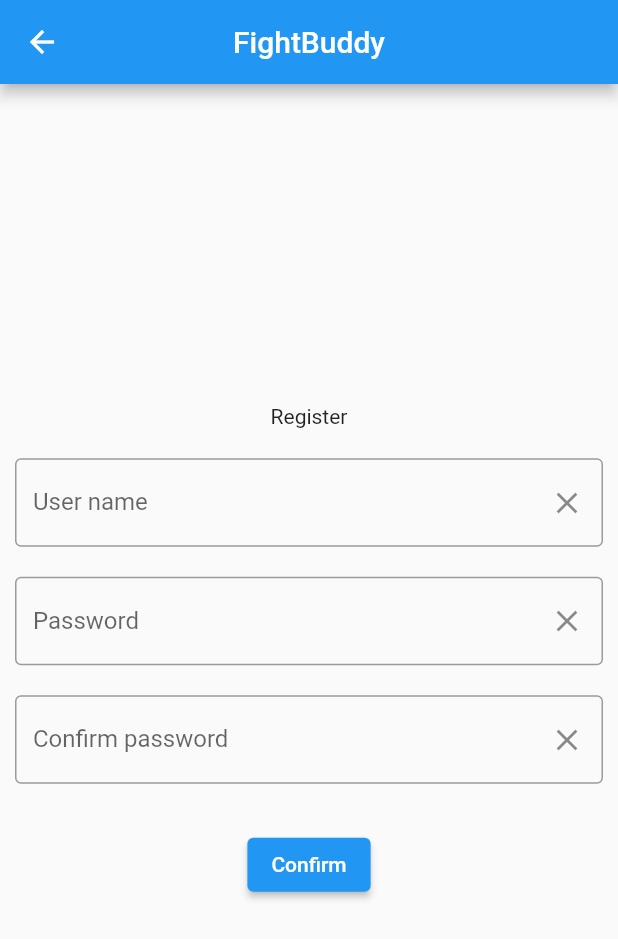
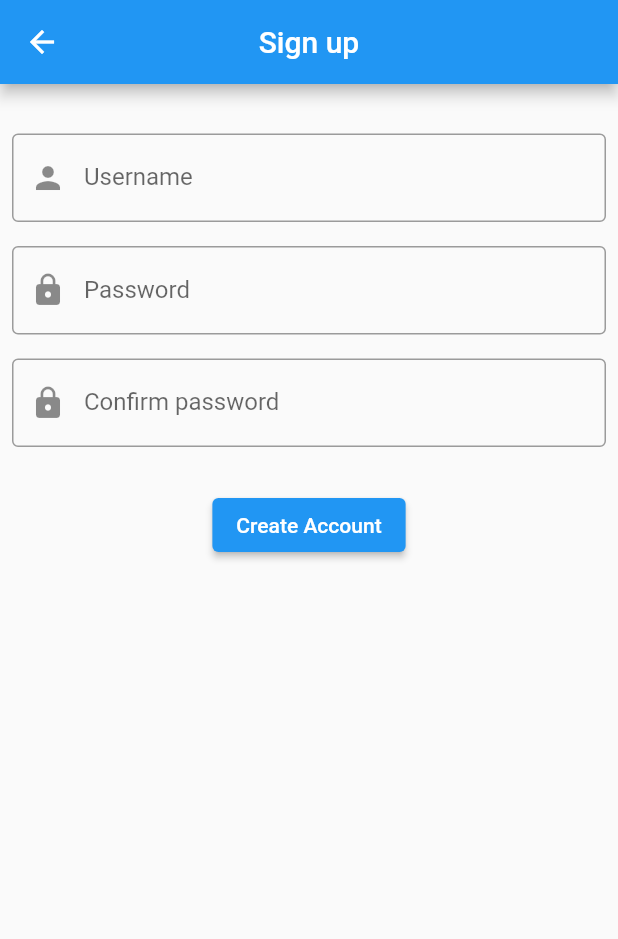
Before and after one commit to Linusvall/FightBuddy, a Flutter app: the RegisterPage screen opened directly, on a phone screen of 412 x 824 dp. Shown: the top 939 px of the screen. Run offline on Flutter 3.47's test engine with Material 2 defaults, Android fonts, the phone set to English and light mode, and no system bars; missing offline and left inert: mysql1.

Commit message:
Bättre variant av login och sign up

```diff
--- a/FightBuddy/lib/register.dart
+++ b/FightBuddy/lib/register.dart
@@ -1,16 +1,15 @@
 import 'package:flutter/material.dart';
 import 'sqltest.dart';
-
 
 class RegisterPage extends StatefulWidget {
   const RegisterPage({Key? key}) : super(key: key);
 
   @override
   _RegisterPageState createState() => _RegisterPageState();
-
 }
 
-class _RegisterPageState extends State<RegisterPage>{
+class _RegisterPageState extends State<RegisterPage> {
+  final GlobalKey<FormState> formKey = GlobalKey<FormState>();
 
   final _nameController = TextEditingController();
   final _passController1 = TextEditingController();
@@ -18,103 +17,89 @@ class _RegisterPageState extends State<RegisterPage>{
 
   String userName = '';
   String password1 = '';
-  String password2= '';
-
+  String password2 = '';
 
   @override
   Widget build(BuildContext context) {
     return Scaffold(
-      appBar:  AppBar(
-        title: const Text('FightBuddy'),
-        centerTitle: true
+      appBar: AppBar(title: const Text('Sign up'), centerTitle: true),
+      body: Center(
+          child: Column(
+        mainAxisAlignment: MainAxisAlignment.start,
+        children: [
+          SizedBox(height: 25),
+          Form(
+            key: formKey,
+            child: Column(children: [
+              Padding(
+                padding: const EdgeInsets.all(8.0),
+                child: TextFormField(
+                    controller: _nameController,
+                    decoration: InputDecoration(
+                      prefixIcon: Icon(Icons.person),
+                      labelText: 'Username',
+                      border: OutlineInputBorder(),
                     ),
-
-      body: Center(child: Column(
-        mainAxisAlignment: MainAxisAlignment.center,
-
-        children: [
-        const Padding(
-              padding: EdgeInsets.all(10),
-              child: Text('Register'),
+                    validator: (value) {
+                      if (value == null || value.isEmpty) {
+                        return 'Enter a username';
+                      }
+                      return null;
+                    }),
               ),
               Padding(
-                padding: EdgeInsets.all(10),
-                child: TextField(
-                controller: _nameController,
+                padding: const EdgeInsets.all(8.0),
+                child: TextFormField(
+                  controller: _passController1,
+                  obscureText: true,
                   decoration: InputDecoration(
+                    prefixIcon: Icon(Icons.lock),
+                    labelText: 'Password',
                     border: OutlineInputBorder(),
-                  labelText: 'User name',
-                  suffixIcon: IconButton(
-                onPressed: () {
-                  _nameController.clear();
+                  ),
+                  validator: (value) {
+                    if (value == null || value.isEmpty) {
+                      return 'Password field is empty';
+                    }
+                    return null;
                   },
-                icon: const Icon(Icons.clear),
-              )
-                )
                 ),
               ),
               Padding(
-              padding: EdgeInsets.all(10),
-              child:  TextField(
-              controller: _passController1,
-              obscureText: true,
-              decoration: InputDecoration(
-               border: OutlineInputBorder(),
-              labelText: 'Password',
-              suffixIcon: IconButton(
-                onPressed: () {
-                  _passController1.clear();
-                },
-                icon: const Icon(Icons.clear),
-              )
-              ),
-                      ),
-            ),
-             Padding(
-              padding: EdgeInsets.all(10),
-              child:  TextField(
+                padding: const EdgeInsets.all(8.0),
+                child: TextFormField(
                     controller: _passController2,
                     obscureText: true,
                     decoration: InputDecoration(
+                      prefixIcon: Icon(Icons.lock),
+                      labelText: 'Confirm password',
                       border: OutlineInputBorder(),
-              labelText: 'Confirm password',
-              suffixIcon: IconButton(
-                onPressed: () {
-                  _passController2.clear();
-                },
-                icon: const Icon(Icons.clear),
+                    ),
+                    validator: (value) {
+                      if (value == null || value.isEmpty) {
+                        return 'Password field is empty';
+                      }
+                      if (value != _passController1.text) {
+                        return 'Passwords do not match';
+                      }
+                      return null;
+                    }),
               )
-              ),
-                      ),
+            ]),
           ),
           Padding(
             padding: const EdgeInsets.all(20),
             child: ElevatedButton(
-                child: const Text('Confirm'),
+              child: const Text('Create Account'),
               onPressed: () {
-                  setState(() {
-                  userName = _nameController.text;
-                  password1 = _passController1.text;
-                  password2 = _passController2.text;
-
-                  //anropa sqlmetod för insert
-                  if(password1 == password2){
+                if (formKey.currentState!.validate()) {
                   sqlInsert(userName, password1);
-                  }else{
-                    //Visa på skärmen istället för print här
-                    print('Passwords do not match');
                 }
-
-                  });
-
               },
             ),
           ),
-      ],)),
-
-
-
+        ],
+      )),
     );
   }
-
 }
```
Also changed, not shown: FightBuddy/lib/login.dart (+25 -29 lines), FightBuddy/lib/main.dart (+22 -24 lines). Lines whose indentation alone changed are shown as unchanged.
